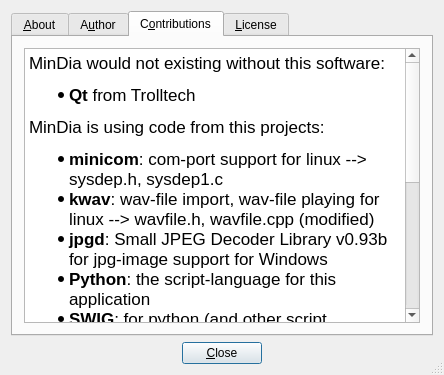
Old version of the form src/AboutExtDlg4.ui in the repository mneuroth/MinDia.
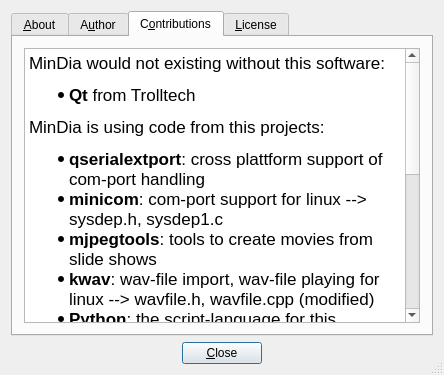
New version of the form. The open tabs and pages were chosen to show the change.

Commit message: updated contributions page

What changed in the file:
```diff
--- a/src/AboutExtDlg4.ui
+++ b/src/AboutExtDlg4.ui
@@ -107,9 +107,10 @@
 &lt;p style=&quot; margin-top:0px; margin-bottom:0px; margin-left:0px; margin-right:0px; -qt-block-indent:0; text-indent:0px;&quot;&gt;MinDia would not existing without this software:&lt;/p&gt;
 &lt;ul style=&quot;margin-top: 0px; margin-bottom: 0px; margin-left: 0px; margin-right: 0px; -qt-list-indent: 1;&quot;&gt;&lt;li style=&quot; margin-top:12px; margin-bottom:12px; margin-left:0px; margin-right:0px; -qt-block-indent:0; text-indent:0px;&quot;&gt;&lt;span style=&quot; font-weight:600;&quot;&gt;Qt&lt;/span&gt; from Trolltech&lt;/li&gt;&lt;/ul&gt;
 &lt;p style=&quot; margin-top:12px; margin-bottom:12px; margin-left:0px; margin-right:0px; -qt-block-indent:0; text-indent:0px;&quot;&gt;MinDia is using code from this projects:&lt;/p&gt;
-&lt;ul style=&quot;margin-top: 0px; margin-bottom: 0px; margin-left: 0px; margin-right: 0px; -qt-list-indent: 1;&quot;&gt;&lt;li style=&quot; margin-top:12px; margin-bottom:0px; margin-left:0px; margin-right:0px; -qt-block-indent:0; text-indent:0px;&quot;&gt;&lt;span style=&quot; font-weight:600;&quot;&gt;minicom&lt;/span&gt;: com-port support for linux --&amp;gt; sysdep.h, sysdep1.c&lt;/li&gt;
-&lt;li style=&quot; margin-top:0px; margin-bottom:0px; margin-left:0px; margin-right:0px; -qt-block-indent:0; text-indent:0px;&quot;&gt;&lt;span style=&quot; font-weight:600;&quot;&gt;kwav&lt;/span&gt;: wav-file import, wav-file playing for linux --&amp;gt; wavfile.h, wavfile.cpp (modified)&lt;/li&gt;
-&lt;li style=&quot; margin-top:0px; margin-bottom:0px; margin-left:0px; margin-right:0px; -qt-block-indent:0; text-indent:0px;&quot;&gt;&lt;span style=&quot; font-weight:600;&quot;&gt;jpgd&lt;/span&gt;: Small JPEG Decoder Library v0.93b for jpg-image support for Windows&lt;/li&gt;
+&lt;ul style=&quot;margin-top: 0px; margin-bottom: 0px; margin-left: 0px; margin-right: 0px; -qt-list-indent: 1;&quot;&gt;&lt;li style=&quot; margin-top:12px; margin-bottom:0px; margin-left:0px; margin-right:0px; -qt-block-indent:0; text-indent:0px;&quot;&gt;&lt;span style=&quot; font-weight:600;&quot;&gt;qserialextport&lt;/span&gt;: cross plattform support of com-port handling&lt;/li&gt;
+&lt;li style=&quot; margin-top:0px; margin-bottom:0px; margin-left:0px; margin-right:0px; -qt-block-indent:0; text-indent:0px;&quot;&gt;&lt;span style=&quot; font-weight:600;&quot;&gt;minicom&lt;/span&gt;: com-port support for linux --&amp;gt; sysdep.h, sysdep1.c&lt;/li&gt;
+&lt;li style=&quot; font-weight:600;&quot; style=&quot; margin-top:0px; margin-bottom:0px; margin-left:0px; margin-right:0px; -qt-block-indent:0; text-indent:0px;&quot;&gt;mjpegtools&lt;span style=&quot; font-weight:400;&quot;&gt;: tools to create movies from slide shows&lt;/span&gt;&lt;/li&gt;
+&lt;li style=&quot; font-weight:600;&quot; style=&quot; margin-top:0px; margin-bottom:0px; margin-left:0px; margin-right:0px; -qt-block-indent:0; text-indent:0px;&quot;&gt;kwav&lt;span style=&quot; font-weight:400;&quot;&gt;: wav-file import, wav-file playing for linux --&amp;gt; wavfile.h, wavfile.cpp (modified)&lt;/span&gt;&lt;/li&gt;
 &lt;li style=&quot; margin-top:0px; margin-bottom:0px; margin-left:0px; margin-right:0px; -qt-block-indent:0; text-indent:0px;&quot;&gt;&lt;span style=&quot; font-weight:600;&quot;&gt;Python&lt;/span&gt;: the script-language for this application&lt;/li&gt;
 &lt;li style=&quot; margin-top:0px; margin-bottom:12px; margin-left:0px; margin-right:0px; -qt-block-indent:0; text-indent:0px;&quot;&gt;&lt;span style=&quot; font-weight:600;&quot;&gt;SWIG&lt;/span&gt;: for python (and other script languages) bindings&lt;/li&gt;&lt;/ul&gt;
 &lt;p style=&quot; margin-top:12px; margin-bottom:12px; margin-left:0px; margin-right:0px; -qt-block-indent:0; text-indent:0px;&quot;&gt;Other usefull programs to create a multimedia slide show:&lt;/p&gt;
```
Left out of the diff: 2 changed lines with no effect on the pictures.
